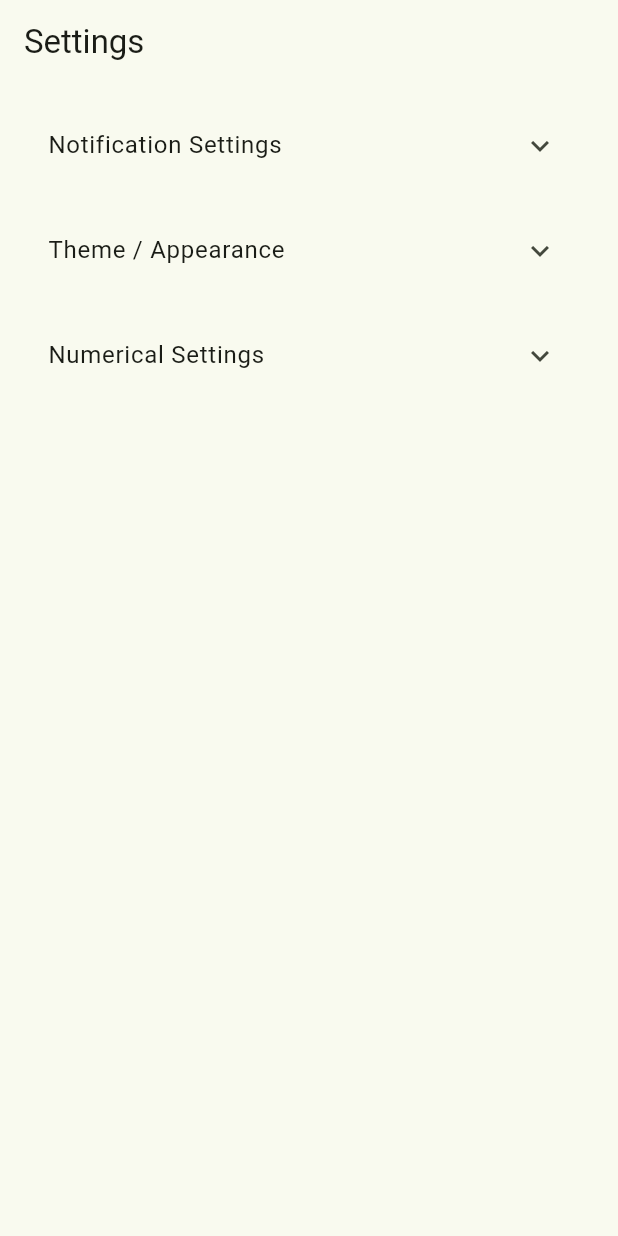
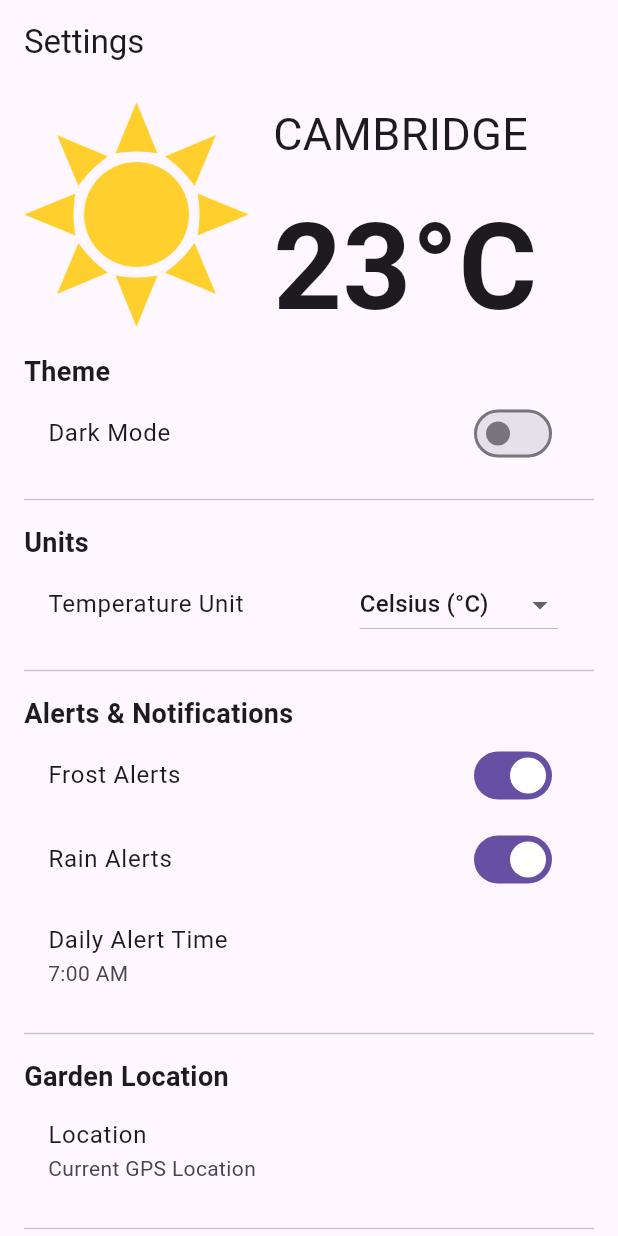
Before and after one commit to AaravBhatt1/weather_app, a Flutter app: the SettingsPage screen opened directly, on a phone screen of 412 x 824 dp. Run offline on Flutter 3.47's test engine with Material 3 defaults, Android fonts, the phone set to English and light mode, and no system bars; our stand-ins replace freezed_annotation, hive, hive_flutter; accounts and stored records are empty.

Commit message:
Add settings

```diff
--- a/lib/Pages/pagenavigation.dart
+++ b/lib/Pages/pagenavigation.dart
@@ -1,5 +1,6 @@
 import 'package:flutter/material.dart';
 import 'package:weather_app/Pages/weatherpage.dart';
+import 'package:weather_app/Pages/settingspage.dart';
 import 'package:weather_app/Widgets/searchbar.dart';
 
 class PageNavigation extends StatefulWidget {
--- a/lib/Pages/settingspage.dart
+++ b/lib/Pages/settingspage.dart
@@ -1,54 +1,163 @@
 import 'package:flutter/material.dart';
+import 'package:provider/provider.dart';
+import 'package:url_launcher/url_launcher.dart';
+import 'package:weather_app/preferences.dart';
 
-class SettingsPage extends StatefulWidget {
+class SettingsPage extends StatelessWidget {
   const SettingsPage({super.key});
 
-  @override
-  State<SettingsPage> createState() => _SettingsPageState();
-}
-
-class _SettingsPageState extends State<SettingsPage> {
-  final ExpansionTileController controller = ExpansionTileController();
-  final List<String> subsections = [
-    'Notification Settings',
-    'Theme / Appearance',
-    'Numerical Settings',
-  ];
-  // One controller per tile:
-  late final List<ExpansionTileController> _controllers;
-
-  @override
-  void initState() {
-    super.initState();
-    _controllers = List<ExpansionTileController>.generate(
-      subsections.length,
-      (_) => ExpansionTileController(),
-    );
+  Future<void> launchURL(String url) async {
+    final Uri uri = Uri.parse(url);
+    if (!await launchUrl(uri)) {
+      throw 'Cannot launch link';
+    }
   }
 
   @override
   Widget build(BuildContext context) {
     return Scaffold(
       appBar: AppBar(title: const Text('Settings')),
-      body: ListView.builder(
-        itemCount: subsections.length,
-        padding: const EdgeInsets.symmetric(vertical: 12, horizontal: 16),
-        itemBuilder: (context, index) {
-          return Padding(
-            padding: const EdgeInsets.only(bottom: 12),
-            child: ExpansionTile(
-              controller: _controllers[index],
-              title: Text(subsections[index]),
-              children: [
-                Padding(
-                  padding: const EdgeInsets.all(24),
-                  child: Text(
-                    'Contents of "${subsections[index]}"',
-                    style: Theme.of(context).textTheme.bodyMedium,
+      body: Consumer<Preferences>(
+        builder: (context, prefs, _) {
+          return ListView(
+            padding: const EdgeInsets.symmetric(vertical: 12, horizontal: 16),
+            children: [
+              Row(
+                key: const ValueKey("row"),
+                crossAxisAlignment: CrossAxisAlignment.start,
+                children: [
+                  Image.asset(
+                    'assets/sun.png',
+                    key: const ValueKey('sun'),
+                    width: 150,
+                    height: 150,
+                    fit: BoxFit.contain,
                   ),
+                  const SizedBox(width: 16),
+                  const Expanded(
+                    child: Column(
+                      crossAxisAlignment: CrossAxisAlignment.start,
+                      children: const [
+                        Text(
+                          'CAMBRIDGE',
+                          key: ValueKey('text1'),
+                          style: TextStyle(
+                            fontSize: 30,
+                            //fontWeight: FontWeight.bold,
+                          ),
+                        ),
+                        SizedBox(height: 10, key: ValueKey('box2')),
+                        Text(
+                          '23°C',
+                          key: ValueKey('text2'),
+                          style: TextStyle(
+                            fontSize: 80,
+                            fontWeight: FontWeight.bold,
+                          ),
+                        ),
+                      ],
+                    ),
+                  ),
+                ],
+              ),
+
+              // ********** THEME **********
+              const Text('Theme',
+                  style: TextStyle(fontWeight: FontWeight.bold, fontSize: 18)),
+              SwitchListTile(
+                title: const Text('Dark Mode'),
+                value: prefs.darkMode,
+                onChanged: (v) => prefs.darkMode = v,
+              ),
+              const Divider(height: 32),
+
+              // ********** UNITS **********
+              const Text('Units',
+                  style: TextStyle(fontWeight: FontWeight.bold, fontSize: 18)),
+              ListTile(
+                title: const Text('Temperature Unit'),
+                trailing: DropdownButton<bool>(
+                  value: prefs.useMetric,
+                  items: const [
+                    DropdownMenuItem(child: Text('Celsius (°C)'), value: true),
+                    DropdownMenuItem(child: Text('Fahrenheit (°F)'), value: false),
+                  ],
+                  onChanged: (v) {
+                    if (v != null) prefs.useMetric = v;
+                  },
                 ),
-              ],
-            ),
+              ),
+              const Divider(height: 32),
+
+              // ********** ALERTS/NOTIFS **********
+              const Text('Alerts & Notifications',
+                  style: TextStyle(fontWeight: FontWeight.bold, fontSize: 18)),
+              SwitchListTile(
+                title: const Text('Frost Alerts'),
+                value: prefs.frostAlerts,
+                onChanged: (v) => prefs.frostAlerts = v,
+              ),
+              SwitchListTile(
+                title: const Text('Rain Alerts'),
+                value: prefs.rainAlerts,
+                onChanged: (v) => prefs.rainAlerts = v,
+              ),
+              ListTile(
+                title: const Text('Daily Alert Time'),
+                subtitle: Text(prefs.alertTime.format(context)),
+                onTap: () async {
+                  final picked = await showTimePicker(
+                    context: context,
+                    initialTime: prefs.alertTime,
+                  );
+                  if (picked != null) prefs.alertTime = picked;
+                },
+              ),
+              const Divider(height: 32),
+
+              // // ********** GARDEN LOCATION **********
+              const Text('Garden Location',
+                  style: TextStyle(fontWeight: FontWeight.bold, fontSize: 18)),
+              ListTile(
+                title: const Text('Location'),
+                subtitle: Text(prefs.gardenLocation),
+                onTap: () {
+                  showDialog(
+                    context: context,
+                    builder: (ctx) {
+                      final controller = TextEditingController(text: prefs.gardenLocation);
+                      return AlertDialog(
+                        title: const Text('Set Garden Location'),
+                        content: TextField(controller: controller),
+                        actions: [
+                          TextButton(
+                            onPressed: () => Navigator.pop(ctx),
+                            child: const Text('Cancel'),
+                          ),
+                          TextButton(
+                            onPressed: () {
+                              prefs.gardenLocation = controller.text;
+                              Navigator.pop(ctx);
+                            },
+                            child: const Text('Save'),
+                          ),
+                        ],
+                      );
+                    },
+                  );
+                },
+              ),
+              const Divider(height: 32),
+
+              // // ********** ABOUT **********
+              const Text('About',
+                  style: TextStyle(fontWeight: FontWeight.bold, fontSize: 18)),
+              ListTile(
+                title: const Text('About Us'),
+                trailing: const Icon(Icons.feedback_outlined),
+                onTap: () => launchURL('https://www.youtube.com/watch?v=dQw4w9WgXcQ'),
+              ),
+            ],
           );
         },
       ),
--- /dev/null
+++ b/lib/preferences.dart
@@ -0,0 +1,57 @@
+import 'package:flutter/material.dart';
+import 'package:hive/hive.dart';
+
+class Preferences extends ChangeNotifier {
+  Box preferences = Hive.box('preferences');
+  bool _darkMode = false;
+  bool _useMetric = true;
+  bool _frostAlerts = true;
+  bool _rainAlerts = true;
+  TimeOfDay _alertTime = const TimeOfDay(hour: 7, minute: 0);
+  String _gardenLocation = 'Current GPS Location';
+
+  // ── THEME ───────────────────────────────────────
+  bool get darkMode => _darkMode;
+  set darkMode(bool val) {
+    if (val == _darkMode) return;
+    _darkMode = val;
+    notifyListeners();
+  }
+
+  // ── UNITS ───────────────────────────────────────
+  bool get useMetric => _useMetric;
+  String get tempUnitLabel => _useMetric ? '°C' : '°F';
+  set useMetric(bool val) {
+    if (val == _useMetric) return;
+    _useMetric = val;
+    notifyListeners();
+  }
+
+  // ── ALERTS ──────────────────────────────────────
+  bool get frostAlerts => _frostAlerts;
+  set frostAlerts(bool val) {
+    if (val == _frostAlerts) return;
+    _frostAlerts = val;
+    notifyListeners();
+  }
+
+  bool get rainAlerts => _rainAlerts;
+  set rainAlerts(bool val) {
+    if (val == _rainAlerts) return;
+    _rainAlerts = val;
+    notifyListeners();
+  }
+
+  TimeOfDay get alertTime => _alertTime;
+  set alertTime(TimeOfDay val) {
+    _alertTime = val;
+    notifyListeners();
+  }
+
+  // ── LOCATION ────────────────────────────────────
+  String get gardenLocation => _gardenLocation;
+  set gardenLocation(String val) {
+    _gardenLocation = val;
+    notifyListeners();
+  }
+}
--- a/pubspec.yaml
+++ b/pubspec.yaml
@@ -36,6 +36,7 @@ dependencies:
   # The following adds the Cupertino Icons font to your application.
   # Use with the CupertinoIcons class for iOS style icons.
   cupertino_icons: ^1.0.8
+  url_launcher: ^6.3.1
 
 dev_dependencies:
   flutter_test:
```
Also changed, not shown: lib/main.dart (+21 -3 lines), pubspec.lock, 59 other files.
